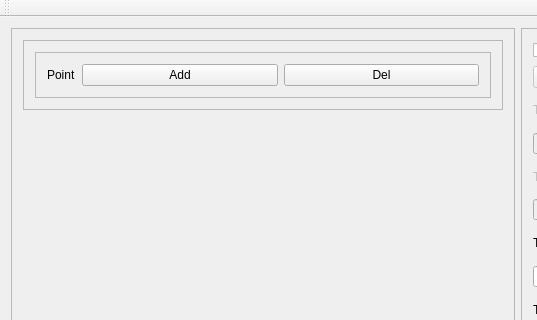
Above: GraphicEngine/mainwindow.ui from awitwicka/3DGraphicEngine before the change; both pictures show x 0 to 537 and y 0 to 320 of the 916 by 529 pixel window. Below: the same form after it.
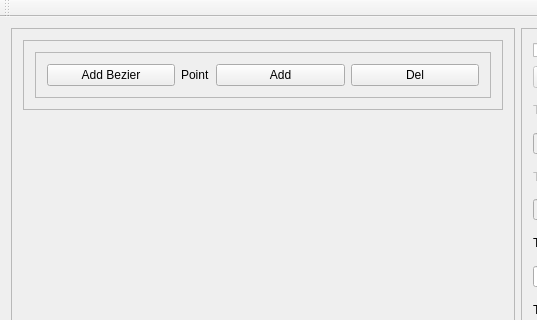
That is the form after the change. Custom widgets are drawn as their Qt base class.

Commit message: Working adding Bezier on n points

Diff of the .ui file:
```diff
--- a/GraphicEngine/mainwindow.ui
+++ b/GraphicEngine/mainwindow.ui
@@ -54,6 +54,13 @@
              <enum>QFrame::Raised</enum>
             </property>
             <layout class="QHBoxLayout" name="horizontalLayout_3">
+             <item>
+              <widget class="QPushButton" name="pushButton_addBezier">
+               <property name="text">
+                <string>Add Bezier</string>
+               </property>
+              </widget>
+             </item>
              <item>
               <widget class="QLabel" name="label_Marker">
                <property name="sizePolicy">
```
The commit also changes 6 other files.
